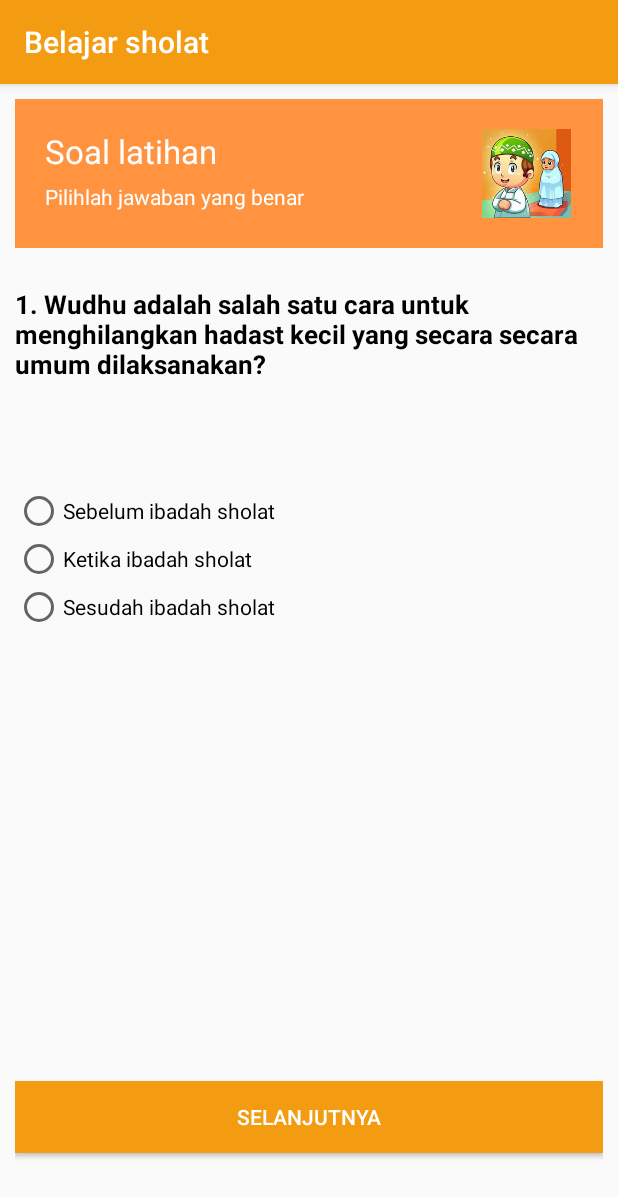
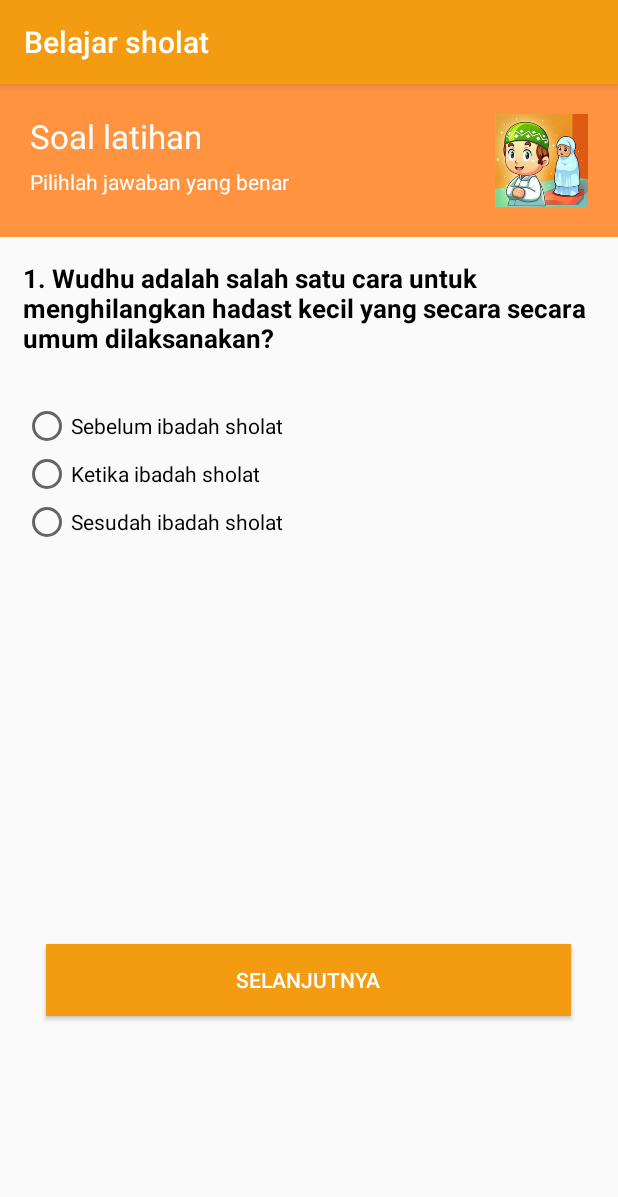
Before and after one commit to dedymandiri/apps-belajar-sholat, an Android app: the Quiz screen opened directly, with no data from a screen before it, on a phone screen of 412 x 824 dp. Shown: the top 1197 px of the screen. Run offline under Robolectric (Android 15) with nearby library versions, the phone set to English and light mode, and no system bars.

Commit message:
finish sidang jeh

```diff
--- a/app/src/main/java/com/example/belajarsholat/Fitur_latihan/Quiz.java
+++ b/app/src/main/java/com/example/belajarsholat/Fitur_latihan/Quiz.java
@@ -20,7 +20,7 @@ public class Quiz extends AppCompatActivity {
     TextView kuis;
     RadioGroup rg;
     String status;
-    RadioButton PilihanA, PilihanB, PilihanC, PilihanD;
+    RadioButton PilihanA, PilihanB, PilihanC;
     private static final String TAG = "Testing: ";
     int nomor = 0;
     public static int hasil;
@@ -106,12 +106,12 @@ public class Quiz extends AppCompatActivity {
             "Pukul 07.00", "Pukul 15.20", "Pukul 17.50",
 
             //Sholatmaghrib
-            "1 Rakaat", "5 Rakaat", "7 Rakaat",
+            "1 Rakaat", "3 Rakaat", "5 Rakaat",
             "Sholat maghrib", "Sholat isya", "Sholat subuh",
-            "Membaca al-fatiha", "Takbiratul ikhrom", "Membaca doa qunut",
-            "Sholat maghrib", "Sholat isya", "Sholat subuh",
+            "Membaca al-fatikha", "Takbiratul ikhrom", "Membaca doa qunut",
+            "Sholat ashar", "Sholat isya", "Sholat subuh",
 
-            //Sholatmaghrib
+            //Sholat isya
             "4 Rakaat", "6 Rakaat", "8 Rakaat",
             "Sholat maghrib", "Sholat isya", "Sholat subuh",
             "Mendapatkan pahala setara melaksanakan sholat malam.", "Melaksanakan sholat isya dapat menghapus dosa", "Badan jadi lebih sehat",
@@ -147,14 +147,14 @@ public class Quiz extends AppCompatActivity {
             "Pukul 15.20",
 
             //Sholatmaghrib
-            "4 Rakaat",
-            "Maghrib",
+            "3 Rakaat",
+            "Sholat maghrib",
             "Wajib",
-            "Takbiratul ikhrom",
+            "Sholat ashar",
 
             //Sholatisya
             "4 Rakaat",
-            "isya",
+            "Sholat isya",
             "Badan jadi lebih sehat",
             "Membaca doa iftitah"
 
@@ -249,7 +249,7 @@ public class Quiz extends AppCompatActivity {
                 PilihanC.setText( pilihan_jawaban[(nomor * 3) + 2] );
 
             } else {
-                hasil = benar * 4;
+                hasil = benar * 5;
 
                 Intent intent = new Intent(Quiz.this, Hasilquiz.class);
                 intent.putExtra("status", status);
--- a/app/src/main/java/com/example/belajarsholat/MainActivity2.java
+++ b/app/src/main/java/com/example/belajarsholat/MainActivity2.java
@@ -171,6 +171,4 @@ public class MainActivity2 extends AppCompatActivity {
 
 
 
-    private class latihanquiz {
-    }
 }
--- a/app/src/main/java/com/example/belajarsholat/api/ApiClient.java
+++ b/app/src/main/java/com/example/belajarsholat/api/ApiClient.java
@@ -8,7 +8,7 @@ import retrofit2.converter.gson.GsonConverterFactory;
 
 public class ApiClient {
 
-    public static final String BASE_URL = "http://192.168.50.25/belajar-sholat-web/android/api/";
+    public static final String BASE_URL = "http://192.168.43.7/belajar-sholat-web/android/api/";
 
     private static Retrofit retrofit;
 
--- a/app/src/main/java/com/example/belajarsholat/api/ApiInterface.java
+++ b/app/src/main/java/com/example/belajarsholat/api/ApiInterface.java
@@ -79,6 +79,7 @@ public interface ApiInterface {
     @GET("getisya.php")
     Call<Isya> Responseisya(
 
+
     );
 
     @FormUrlEncoded
--- a/app/src/main/res/layout/activity_quiz.xml
+++ b/app/src/main/res/layout/activity_quiz.xml
@@ -5,12 +5,11 @@
     android:layout_width="match_parent"
     android:layout_height="match_parent"
     android:orientation="vertical"
-    android:layout_margin="10dp"
     tools:context=".Fitur_latihan.Quiz">
 
     <RelativeLayout
         android:layout_width="match_parent"
-        android:layout_height="99dp"
+        android:layout_height="wrap_content"
         android:background="@color/oranye"
         android:padding="20dp">
 
@@ -44,7 +43,7 @@
         android:layout_width="match_parent"
         android:layout_height="wrap_content"
         android:text="Kuis Sederhana"
-        android:layout_marginTop="25dp"
+        android:layout_margin="15dp"
         android:id="@+id/kuis"
         android:textSize="17dp"
         android:textColor="@color/hitam"
@@ -53,7 +52,7 @@
     <RadioGroup
         android:layout_width="wrap_content"
         android:id="@+id/pilihan"
-        android:layout_marginTop="70dp"
+        android:layout_margin="15dp"
         android:justificationMode="inter_word"
         android:layout_height="wrap_content">
 
@@ -61,34 +60,34 @@
             android:id="@+id/pilihanA"
             android:layout_width="wrap_content"
             android:layout_height="wrap_content"
-            android:text="A. Pilihan A" />
+            android:text="Pilihan A" />
 
         <RadioButton
             android:layout_width="wrap_content"
             android:layout_height="wrap_content"
-            android:text="B. Pilihan B"
+            android:text="Pilihan B"
             android:id="@+id/pilihanB"/>
 
         <RadioButton
             android:layout_width="wrap_content"
             android:layout_height="wrap_content"
-            android:text="C. Pilihan C"
+            android:text="Pilihan C"
             android:id="@+id/pilihanC"/>
-
 
 
     </RadioGroup>
 
         <Button
             android:id="@+id/next"
-            android:layout_width="match_parent"
+            android:layout_width="350dp"
             android:layout_height="wrap_content"
             android:layout_gravity="center"
-            android:layout_marginTop="300dp"
+            android:layout_marginTop="250dp"
             android:background="@color/colorPrimary"
             android:onClick="next"
             android:text="Selanjutnya"
             android:textColor="@color/putih" />
 
 
+
 </LinearLayout>
--- a/app/src/main/res/layout/activity_ubahprofile.xml
+++ b/app/src/main/res/layout/activity_ubahprofile.xml
@@ -110,7 +110,7 @@
             <TextView
                 android:id="@+id/ubah_btn"
                 android:layout_width="345dp"
-                android:layout_height="50dp"
+                android:layout_height="55dp"
                 android:layout_gravity="center"
                 android:background="@color/oranye"
                 android:gravity="center"
--- a/app/src/main/res/layout/activity_video_sholatashar.xml
+++ b/app/src/main/res/layout/activity_video_sholatashar.xml
@@ -30,8 +30,9 @@
             android:id="@+id/playashar"
             android:layout_width="match_parent"
             android:layout_height="wrap_content"
-            android:layout_marginTop="320dp"
+            android:layout_marginTop="350dp"
             android:text="Play Video"
+            android:layout_marginBottom="15dp"
             android:background="@color/colorPrimary"
             android:textColor="@color/putih"/>
 
--- a/app/src/main/res/xml/network_security_config.xml
+++ b/app/src/main/res/xml/network_security_config.xml
@@ -1,6 +1,6 @@
 <?xml version="1.0" encoding="utf-8"?>
 <network-security-config xmlns:tools="http://schemas.android.com/tools">
     <domain-config cleartextTrafficPermitted="true">
-        <domain includeSubdomains="true">192.168.50.25</domain>
+        <domain includeSubdomains="true">192.168.43.7</domain>
     </domain-config>
 </network-security-config>
```
Also changed, not shown: app/src/main/java/com/example/belajarsholat/Fitur_rekomendasi/Rekomendasi.java (+5 -4 lines), app/src/main/java/com/example/belajarsholat/Login_register/LoginActivity.java (+11 -11 lines), app/src/main/java/com/example/belajarsholat/Model/ashar/AsharData.java (+5 -5 lines), app/src/main/java/com/example/belajarsholat/Model/dzuhur/DzuhurData.java (+6 -6 lines), app/src/main/java/com/example/belajarsholat/Model/isya/IsyaData.java (+6 -6 lines), app/src/main/java/com/example/belajarsholat/Model/maghrib/MaghribData.java (+6 -6 lines), app/src/main/java/com/example/belajarsholat/Model/wudhu/WudhuData.java (+5 -5 lines), app/src/main/res/layout/activity_rekomendasi.xml (+1 -14 lines).
